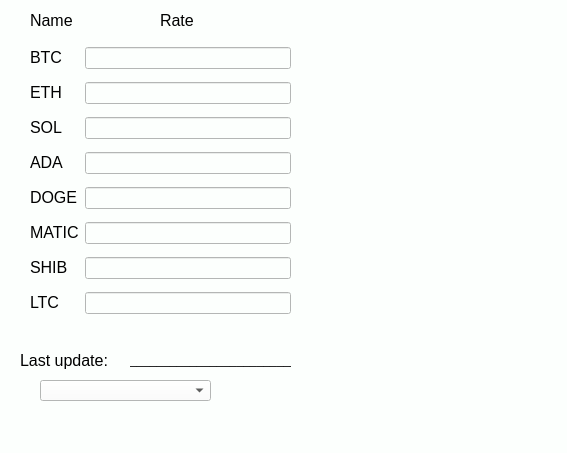
Above: client/client/mainwindow.ui from senoron/Lab_11_OS before the change. Below: the same form after it.
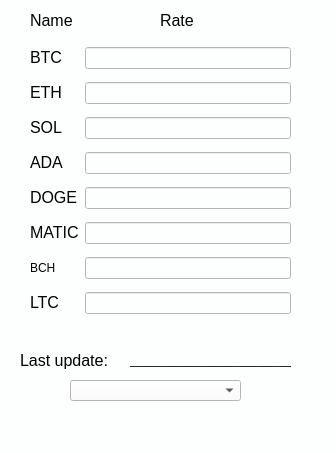
That is the form after the change.

```diff
--- a/client/client/mainwindow.ui
+++ b/client/client/mainwindow.ui
@@ -6,7 +6,7 @@
    <rect>
     <x>0</x>
     <y>0</y>
-    <width>567</width>
+    <width>336</width>
     <height>453</height>
    </rect>
   </property>
@@ -116,7 +116,7 @@
      <item row="6" column="0">
       <widget class="QLabel" name="label_shib">
        <property name="text">
-        <string>&lt;html&gt;&lt;head/&gt;&lt;body&gt;&lt;p&gt;&lt;span style=&quot; font-size:12pt;&quot;&gt;SHIB&lt;/span&gt;&lt;/p&gt;&lt;/body&gt;&lt;/html&gt;</string>
+        <string>&lt;html&gt;&lt;head/&gt;&lt;body&gt;&lt;p&gt;BCH&lt;/p&gt;&lt;/body&gt;&lt;/html&gt;</string>
        </property>
       </widget>
      </item>
@@ -164,7 +164,7 @@
    <widget class="QComboBox" name="updates">
     <property name="geometry">
      <rect>
-      <x>40</x>
+      <x>70</x>
       <y>380</y>
       <width>171</width>
       <height>21</height>
```
Left out of the diff: 4 changed lines with no effect on the pictures.
